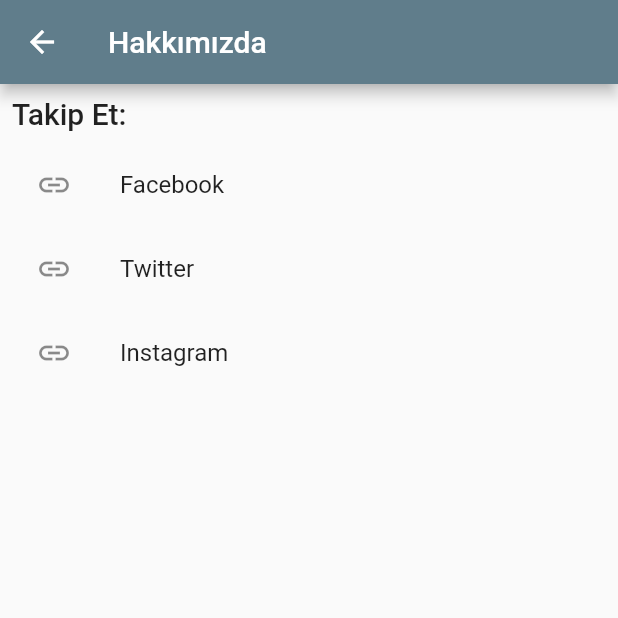
After one commit to barisgrbz/scanxcel, a Flutter app: the SocialMediaPage screen opened directly, on a phone screen of 412 x 824 dp, the top half of it. The commit adds this screen. Run offline on Flutter 3.47's test engine with Material 2 defaults, Android fonts, the light colour scheme and no system bars; our stand-ins replace flutter_speed_dial, fluttertoast, share_plus, sqflite; missing offline and left inert: excel, flutter_barcode_scanner, open_file_plus; accounts and stored records are empty.

Commit message:
28/08/2023 13:49

```diff
--- /dev/null
+++ b/lib/social_media.dart
@@ -0,0 +1,45 @@
+import 'package:flutter/material.dart';
+import 'package:url_launcher/url_launcher.dart';
+
+class SocialMediaPage extends StatelessWidget {
+  @override
+  Widget build(BuildContext context) {
+    double screenWidth = MediaQuery.of(context).size.width;
+    return Scaffold(
+        appBar: AppBar(
+          backgroundColor: Colors.blueGrey,
+          title: Text('Hakkımızda'),
+        ),
+        body: Container(
+            width: screenWidth,
+            padding: EdgeInsets.all(8),
+            child: Column(
+              crossAxisAlignment: CrossAxisAlignment.start,
+              children: [
+                Text(
+                  'Takip Et:',
+                  style: Theme.of(context).textTheme.headline6,
+                ),
+                SizedBox(height: 8),
+                ListTile(
+                  leading: Icon(Icons.link),
+                  title: Text('Facebook'),
+                  onTap: () =>
+                      launchUrl(Uri.parse('https://www.facebook.com/')),
+                ),
+                ListTile(
+                  leading: Icon(Icons.link),
+                  title: Text('Twitter'),
+                  onTap: () =>
+                      launchUrl(Uri.parse('https://www.twitter.com/')),
+                ),
+                ListTile(
+                  leading: Icon(Icons.link),
+                  title: Text('Instagram'),
+                  onTap: () => launchUrl(
+                      Uri.parse('https://www.instagram.com/')),
+                ),
+              ],
+            )));
+  }
+}
```
Also changed, not shown: lib/About.dart (added, +78 -0 lines), lib/functions.dart (+13 -0 lines), lib/main.dart (+53 -56 lines), lib/notification.dart (added, +27 -0 lines).
